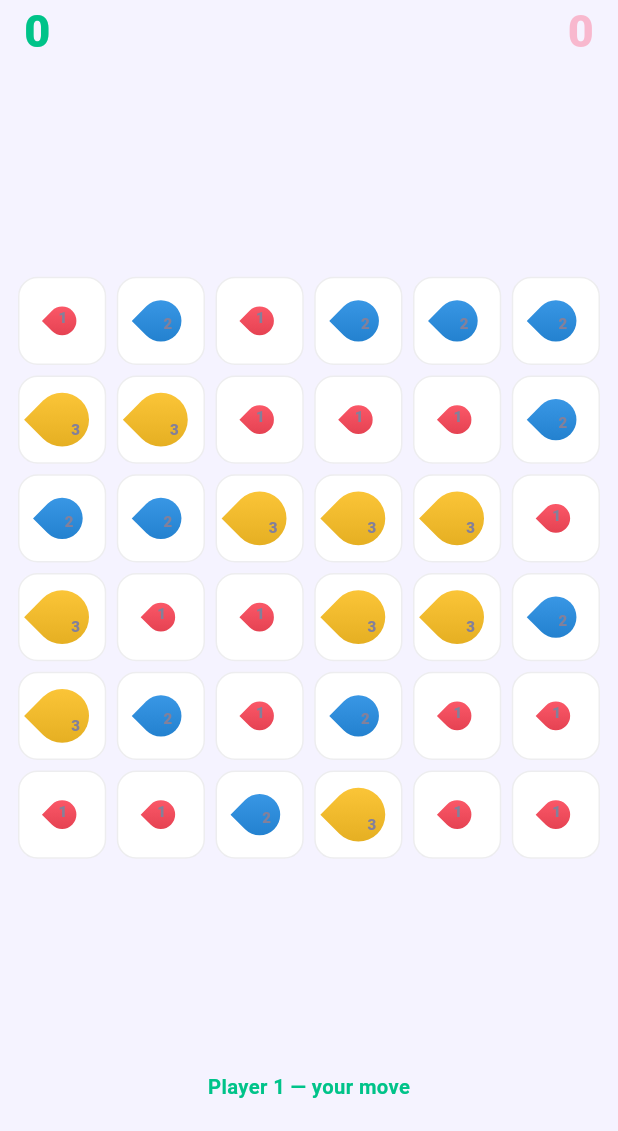
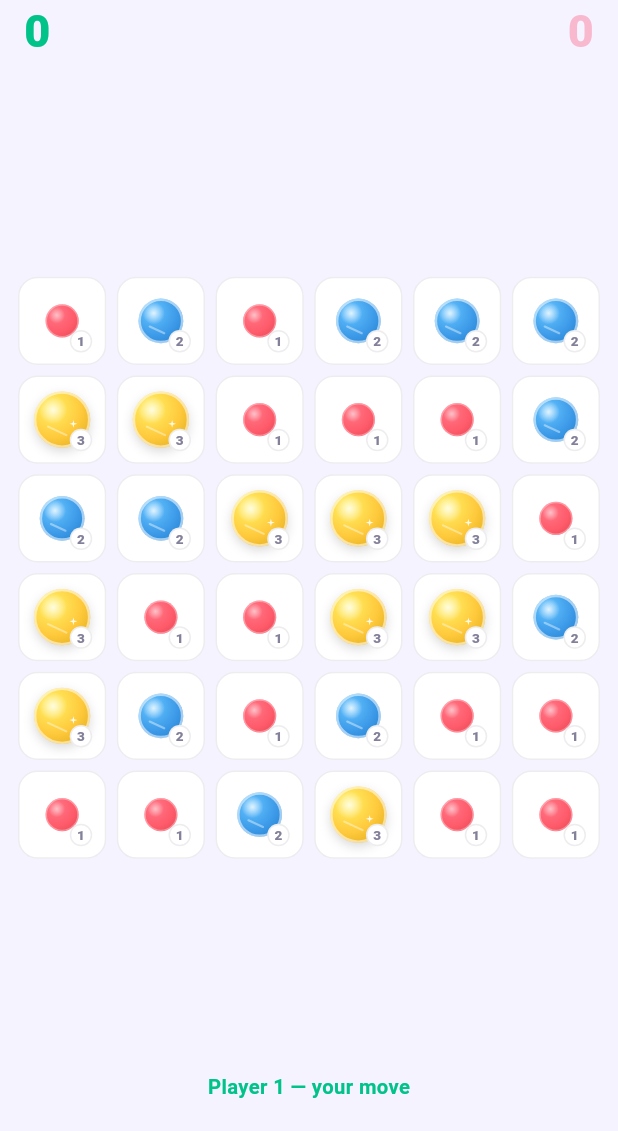
Before and after one commit to hamoodcode990/vialo, a Flutter app: the FuseGameScreen screen opened directly, on a phone screen of 412 x 824 dp, the part 105-1236 px from its top. Run offline on Flutter 3.47's test engine with Material 3 defaults, Android fonts, the light colour scheme and no system bars; our stand-ins replace flutter_riverpod, google_mobile_ads, shared_preferences; missing offline and left inert: purchases_flutter; accounts and stored records are empty.

Commit message:
Step 2: replace Fuse's droplet tiles with escalating gem tiers + a real merge animation
Fuse's values run 1-3 (a merge that reaches kFuseTarget=4 immediately
seals/claims the cell, so 4 is never shown unclaimed — see
CLAUDE.md/fuse.dart), so there are exactly 3 live tiers to design for:

- tier 1: small circle, one soft highlight.
- tier 2: bigger, gains a facet streak and a crisper rim.
- tier 3: biggest and roundest, two highlights plus a sparkle glint and
  a soft drop shadow.

New GemGlyph/GemPainter (CustomPainter, no image assets) replaces the
old rotated-square "droplet" shape. The numeral drops to a small
secondary badge in the corner. Claimed/sealed cells keep the existing
owner-coloured border treatment in FuseCellView untouched, per
CLAUDE.md — only the base tile's look changed.

Also adds the merge motion this step calls for: on a move, the source
gem now visibly hops (short arc, easeInCubic, ~230ms) from its cell
into the target's before the engine move commits, instead of an
instant value swap — see _FlyingGem/_buildFlyingGem in
fuse_game_screen.dart. The destination's existing grow-pop
(FuseCellView's _growCtrl) fires right after landing, reading as
impact. No lib/game/ changes; Fuse's balance/rules are untouched.

Verified live: gem tiers render correctly and read clearly distinct
at a glance; a full merge (including reaching target=4, sealing, and
scoring) resolves correctly end-to-end with no errors. Could not
pin an exact mid-flight screenshot of the hop itself (CDP/DWDS
screenshot timing raced the ~230ms animation across several attempts)
— the destination does resolve non-instantly rather than swapping in
the same frame, consistent with the animation running, but flag this
as verified by code review + partial visual confirmation rather than
a full frame-by-frame capture. Worth a quick eyeball on a real device.

```diff
--- a/app/lib/screens/fuse_game_screen.dart
+++ b/app/lib/screens/fuse_game_screen.dart
@@ -11,7 +11,23 @@ import '../theme/spacing.dart';
 import '../theme/tube_palettes.dart';
 import '../widgets/fuse_cell_view.dart';
 import '../widgets/game_result_panel.dart';
+import '../widgets/gem_painter.dart';
 import 'duel_tube_game_screen.dart' show kBotBonus;
+
+const double _kFuseCellSpacing = 7;
+const double _kFuseGridPad = AppSpacing.md;
+
+/// A merge in flight: the loser gem (at [from]) visibly slides into the
+/// winner's cell (at [to]) before the engine move actually commits, so a
+/// fusion reads as one gem giving itself up into the other rather than an
+/// instant value swap. Step 2/5 of the Vialo UI/content batch.
+class _FlyingGem {
+  final int from;
+  final int to;
+  final int value;
+  final Color color;
+  const _FlyingGem({required this.from, required this.to, required this.value, required this.color});
+}
 
 class FuseGameScreen extends ConsumerStatefulWidget {
   final String mode; // ai | pass
@@ -24,7 +40,7 @@ class FuseGameScreen extends ConsumerStatefulWidget {
   ConsumerState<FuseGameScreen> createState() => _FuseGameScreenState();
 }
 
-class _FuseGameScreenState extends ConsumerState<FuseGameScreen> {
+class _FuseGameScreenState extends ConsumerState<FuseGameScreen> with SingleTickerProviderStateMixin {
   late Fuse engine;
   late String effectiveAiKey;
   int? selected;
@@ -33,6 +49,8 @@ class _FuseGameScreenState extends ConsumerState<FuseGameScreen> {
   bool thinking = false;
   bool finished = false;
   ({bool won, int? stars, int? coins})? levelResult;
+  late final AnimationController _flyCtrl = AnimationController(vsync: this, duration: const Duration(milliseconds: 230));
+  _FlyingGem? _flying;
 
   @override
   void initState() {
@@ -87,15 +105,61 @@ class _FuseGameScreenState extends ConsumerState<FuseGameScreen> {
     });
   }
 
-  void _performMove(int a, int b) {
+  Color _colorOf(int i) => tubePaletteById(ref.read(profileProvider).paletteId)[i];
+
+  void _performMove(int a, int b) async {
+    setState(() {
+      _flying = _FlyingGem(from: a, to: b, value: engine.grid[a], color: _colorOf(engine.grid[a] - 1));
+    });
+    await _flyCtrl.forward(from: 0);
+    if (!mounted) return;
     engine.act(a, b);
-    if (!mounted) return;
-    setState(() {});
+    setState(() => _flying = null);
     if (engine.over) {
       _finish();
       return;
     }
     if (widget.mode == 'ai' && engine.turn == 1) _aiTurn();
+  }
+
+  @override
+  void dispose() {
+    _flyCtrl.dispose();
+    super.dispose();
+  }
+
+  Offset _cellOrigin(int index, double cw) {
+    final row = index ~/ engine.w, col = index % engine.w;
+    return Offset(
+      _kFuseGridPad + col * (cw + _kFuseCellSpacing),
+      _kFuseGridPad + row * (cw + _kFuseCellSpacing),
+    );
+  }
+
+  Widget _buildFlyingGem(_FlyingGem f, double cw) {
+    final start = _cellOrigin(f.from, cw);
+    final end = _cellOrigin(f.to, cw);
+    return AnimatedBuilder(
+      animation: _flyCtrl,
+      builder: (context, child) {
+        final t = Curves.easeInCubic.transform(_flyCtrl.value);
+        final arc = -cw * 0.4 * math.sin(t * math.pi); // brief hop over the board, not a straight slide
+        final pos = Offset(start.dx + (end.dx - start.dx) * t, start.dy + (end.dy - start.dy) * t + arc);
+        final scale = 1.0 - 0.18 * t; // gives itself up into the target on arrival
+        return Positioned(
+          left: pos.dx,
+          top: pos.dy,
+          width: cw,
+          height: cw,
+          child: IgnorePointer(
+            child: Transform.scale(
+              scale: scale,
+              child: Center(child: GemGlyph(size: cw * 0.86, value: f.value, color: f.color)),
+            ),
+          ),
+        );
+      },
+    );
   }
 
   Future<void> _aiTurn() async {
@@ -186,19 +250,23 @@ class _FuseGameScreenState extends ConsumerState<FuseGameScreen> {
                   builder: (context, constraints) {
                     final avail = constraints.maxWidth.clamp(0, 540) - 40 - (engine.w - 1) * 6;
                     final cw = (avail / engine.w).floorToDouble().clamp(38.0, 56.0);
-                    return GridView.count(
+                    return Stack(
+                      alignment: Alignment.topLeft,
+                      clipBehavior: Clip.none,
+                      children: [
+                        GridView.count(
                       shrinkWrap: true,
                       crossAxisCount: engine.w,
-                      mainAxisSpacing: 7,
-                      crossAxisSpacing: 7,
+                      mainAxisSpacing: _kFuseCellSpacing,
+                      crossAxisSpacing: _kFuseCellSpacing,
                       childAspectRatio: 1,
-                      padding: const EdgeInsets.all(AppSpacing.md),
+                      padding: const EdgeInsets.all(_kFuseGridPad),
                       physics: const NeverScrollableScrollPhysics(),
                       children: [
                         for (var i = 0; i < engine.grid.length; i++)
                           FuseCellView(
                             size: cw,
-                            value: engine.grid[i],
+                            value: i == _flying?.from ? 0 : engine.grid[i],
                             sealed: engine.sealed[i],
                             owner: engine.owner[i],
                             colorOf: colorOf,
@@ -208,6 +276,9 @@ class _FuseGameScreenState extends ConsumerState<FuseGameScreen> {
                             shakeTrigger: shakeCell == i ? shakeTrigger : 0,
                             onTap: () => _tap(i),
                           ),
+                      ],
+                        ),
+                        if (_flying != null) _buildFlyingGem(_flying!, cw),
                       ],
                     );
                   },
--- a/app/lib/widgets/fuse_cell_view.dart
+++ b/app/lib/widgets/fuse_cell_view.dart
@@ -1,13 +1,13 @@
-import 'dart:math' as math;
-
 import 'package:flutter/material.dart';
 
 import '../theme/app_colors.dart';
-import 'tube_painter.dart' show shade;
+import 'gem_painter.dart';
 
-/// One Fuse grid cell: an "essence droplet" that grows with the tile value,
-/// a small numeral, and a crown once claimed. Port of decant.html's `.cell`
-/// / `.ess` / `.essN` / `.crown`.
+/// One Fuse grid cell: a gem that reads through size/gloss/facets first and
+/// a small secondary numeral second (see gem_painter.dart), plus the
+/// claimed-cell owner-coloured border. Re-skin of decant.html's `.cell` /
+/// `.ess` / `.essN` / `.crown` — the claim border treatment is unchanged
+/// from CLAUDE.md's spec, only the base tile's look was replaced.
 class FuseCellView extends StatefulWidget {
   final double size;
   final int value; // 0 = empty
@@ -65,7 +65,6 @@ class _FuseCellViewState extends State<FuseCellView> with TickerProviderStateMix
   @override
   Widget build(BuildContext context) {
     final empty = widget.value == 0;
-    final dropSize = empty ? 0.0 : widget.size * (0.34 + 0.15 * (widget.value - 1));
     final color = empty ? null : widget.colorOf(widget.value - 1);
 
     Color borderColor;
@@ -114,36 +113,24 @@ class _FuseCellViewState extends State<FuseCellView> with TickerProviderStateMix
                 if (!empty)
                   ScaleTransition(
                     scale: _growCtrl,
-                    child: Transform.rotate(
-                      angle: math.pi / 4,
-                      child: Container(
-                        width: dropSize,
-                        height: dropSize,
-                        decoration: BoxDecoration(
-                          borderRadius: BorderRadius.only(
-                            topLeft: Radius.circular(dropSize / 2),
-                            topRight: Radius.circular(dropSize / 2),
-                            bottomRight: Radius.circular(dropSize / 2),
-                          ),
-                          gradient: LinearGradient(
-                            begin: Alignment.topLeft,
-                            end: Alignment.bottomRight,
-                            colors: [color!, shade(color, -30)],
-                          ),
-                        ),
-                      ),
-                    ),
+                    child: GemGlyph(size: widget.size * 0.86, value: widget.value, color: color!),
                   ),
                 if (!empty)
                   Positioned(
-                    bottom: 4,
-                    right: 6,
-                    child: Text(
-                      '${widget.value}',
-                      style: const TextStyle(
-                        fontSize: 10,
-                        fontWeight: FontWeight.w800,
-                        color: AppColors.mute,
+                    bottom: 3,
+                    right: 4,
+                    child: Container(
+                      width: 15,
+                      height: 15,
+                      alignment: Alignment.center,
+                      decoration: BoxDecoration(
+                        color: AppColors.ink2,
+                        shape: BoxShape.circle,
+                        border: Border.all(color: AppColors.edge),
+                      ),
+                      child: Text(
+                        '${widget.value}',
+                        style: const TextStyle(fontSize: 9, fontWeight: FontWeight.w800, color: AppColors.mute, height: 1),
                       ),
                     ),
                   ),
```
Also changed, not shown: app/lib/widgets/gem_painter.dart (added, +116 -0 lines).
